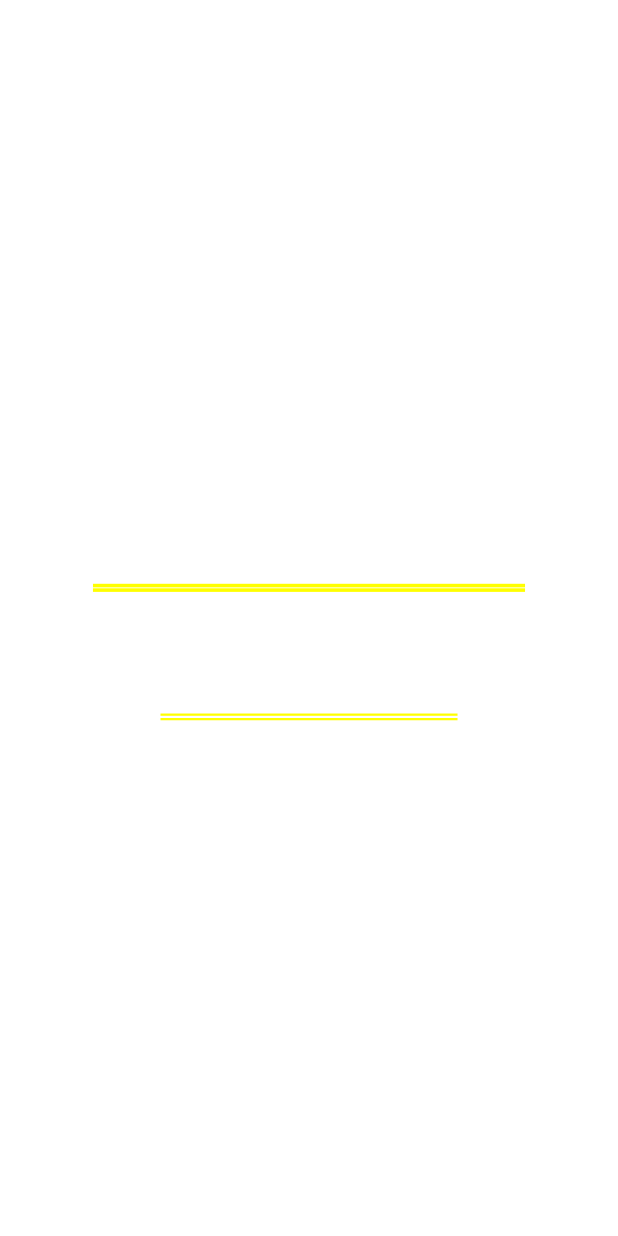
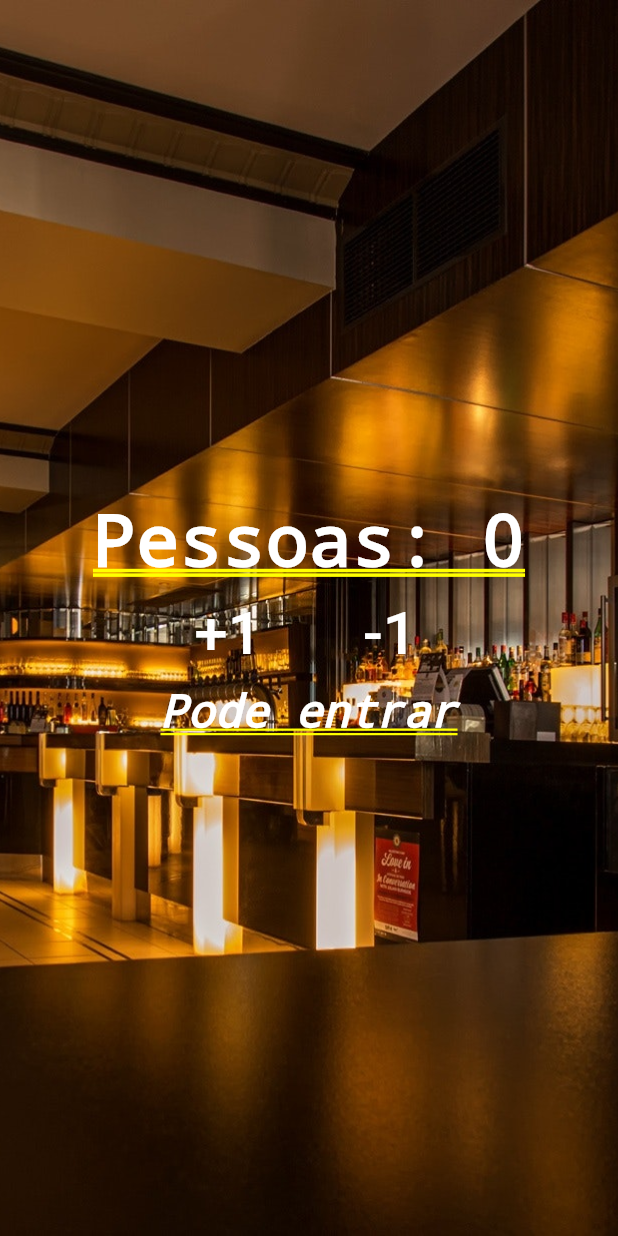
Before and after one commit to ArturSantos30/flutter_training, a Flutter app: the screen it shows after launch, after a tap on "+1", on a phone screen of 412 x 824 dp. Run offline on Flutter 3.47's test engine with Material 2 defaults, Android fonts, the phone set to English and light mode, and no system bars.

Commit message:
Image Background

```diff
--- a/contador_de_pessoas/lib/main.dart
+++ b/contador_de_pessoas/lib/main.dart
@@ -3,7 +3,14 @@ import 'package:flutter/material.dart';
 void main() {
     runApp(MaterialApp(
         title: "Contador de Pessoas",
-        home: Column(
+        home: Stack(
+          children: <Widget>[
+            Image.asset(
+              "images/restaurante.jpg",
+              fit: BoxFit.cover,
+              height: 1000.0,
+            ),
+            Column(
             mainAxisAlignment: MainAxisAlignment.center,
             children: <Widget>[
                 Text("Pessoas: 0",
@@ -14,14 +21,22 @@ void main() {
                 Row(
                   mainAxisAlignment: MainAxisAlignment.center,
                   children: <Widget>[
-                    FlatButton(
-                      child: Text("+1", style: TextStyle(fontSize: 40.0, color: Colors.white)),
-                      onPressed: () {},
+                    Padding(
+                      padding: EdgeInsets.all(10.0),
+                      child: FlatButton(
+                        child: Text("+1", style: TextStyle(fontSize: 40.0, color: Colors.white)),
+                        onPressed: () {},
+                      ),
                     ),
-                    FlatButton(
-                      child: Text("-1", style: TextStyle(fontSize: 40.0, color: Colors.white)),
-                      onPressed: () {},
+
+                    Padding(
+                      padding: EdgeInsets.all(10.0),
+                      child: FlatButton(
+                        child: Text("-1", style: TextStyle(fontSize: 40.0, color: Colors.white)),
+                        onPressed: () {},
+                      ),
                     ),
+
                   ],
                 ),
                 Text("Pode entrar",
@@ -31,6 +46,8 @@ void main() {
                     fontSize: 30.0)
                 )
             ],
+            )
+          ]
         )
     ));
 }
--- a/contador_de_pessoas/pubspec.yaml
+++ b/contador_de_pessoas/pubspec.yaml
@@ -45,6 +45,9 @@ flutter:
   #  - images/a_dot_burr.jpeg
   #  - images/a_dot_ham.jpeg
 
+  assets:
+    - images/restaurante.jpg
+
   # An image asset can refer to one or more resolution-specific "variants", see
   # https://flutter.dev/assets-and-images/#resolution-aware.
 
```
Also changed, not shown: contador_de_pessoas/images/restaurante.jpg (added).
